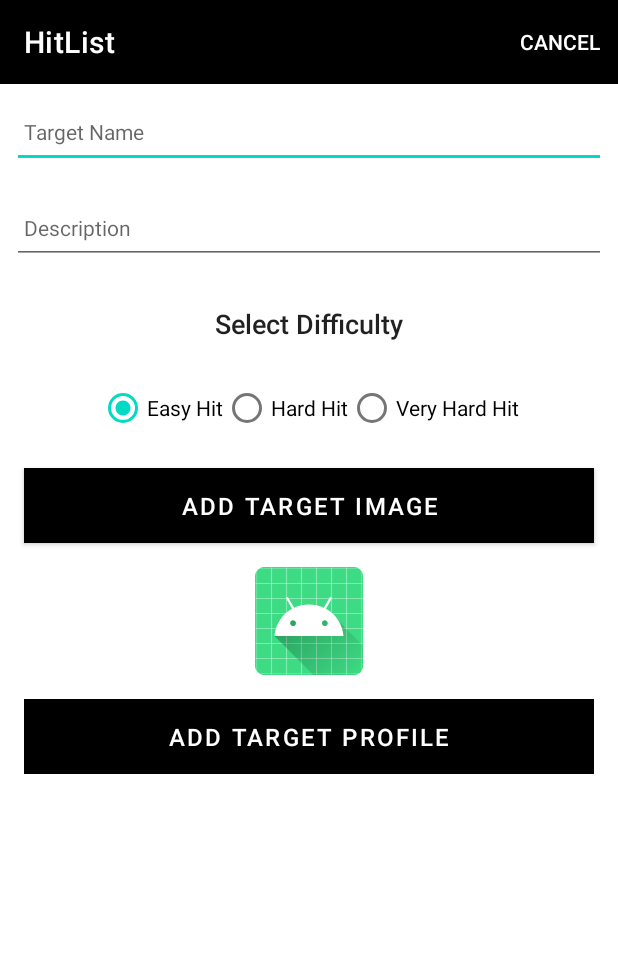
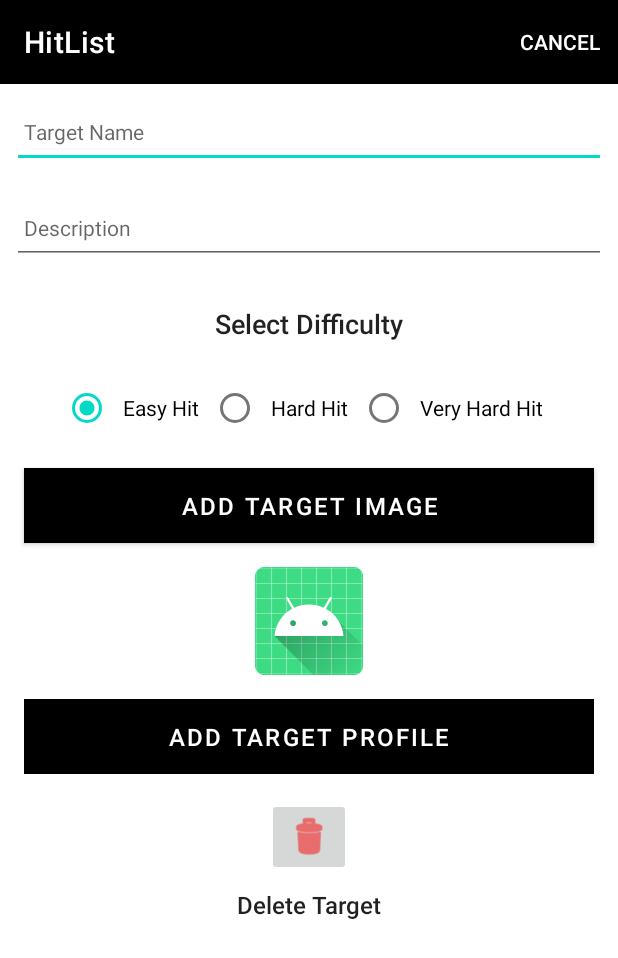
Before and after one commit to Toma5OD/HitList, an Android app: the HitActivity screen opened directly, with no data from a screen before it, on a phone screen of 412 x 824 dp. Shown: the top 958 px of the screen. Run offline under Robolectric (Android 15) with nearby library versions, the phone set to English and light mode, and no system bars; our stand-ins replace Picasso, Timber; 1 statement that could not run was skipped.

Commit message:
Delete function added to HitActivity
Delete only for current session and will re populate deleted data on re run of the application.

```diff
--- a/app/src/main/java/ie/setu/hitlist/models/HitStore.kt
+++ b/app/src/main/java/ie/setu/hitlist/models/HitStore.kt
@@ -4,4 +4,5 @@ interface HitStore {
     fun findAll(): List<HitModel>
     fun create(target: HitModel)
     fun update(target: HitModel)
+    fun delete(target: HitModel)
 }
--- a/app/src/main/res/layout/activity_hit.xml
+++ b/app/src/main/res/layout/activity_hit.xml
@@ -3,8 +3,8 @@
     xmlns:android="http://schemas.android.com/apk/res/android"
     xmlns:app="http://schemas.android.com/apk/res-auto"
     xmlns:tools="http://schemas.android.com/tools"
-    android:layout_width="match_parent"
-    android:layout_height="match_parent"
+    android:layout_width="wrap_content"
+    android:layout_height="wrap_content"
     tools:context="ie.setu.hitlist.activities.HitActivity">
     <RelativeLayout
         android:layout_width="match_parent"
@@ -78,16 +78,19 @@
                         android:layout_width="wrap_content"
                         android:layout_height="wrap_content"
                         android:checked="true"
+                        android:padding="8dp"
                         android:text="@string/easy" />
                     <RadioButton
                         android:id="@+id/hardBtn"
                         android:layout_width="wrap_content"
                         android:layout_height="wrap_content"
+                        android:padding="8dp"
                         android:text="@string/hard" />
                     <RadioButton
                         android:id="@+id/veryHardBtn"
                         android:layout_width="wrap_content"
                         android:layout_height="wrap_content"
+                        android:padding="8dp"
                         android:text="@string/very_hard" />
                 </RadioGroup>
                 <Button
@@ -118,6 +121,22 @@
                     android:text="@string/button_addTarget"
                     android:textColor="@color/colorPrimary"
                     android:textSize="16sp" />
+                <ImageButton
+                    android:id="@+id/deleteTargetbtn"
+                    android:layout_width="wrap_content"
+                    android:layout_height="wrap_content"
+                    android:layout_gravity="center"
+                    app:srcCompat="@android:drawable/ic_menu_delete"
+                    app:tint="@color/customRedError" />
+                <TextView
+                    android:id="@+id/DeleteTargetText"
+                    android:layout_width="wrap_content"
+                    android:layout_height="wrap_content"
+                    android:layout_gravity="center"
+                    android:padding="8dp"
+                    android:text="Delete Target"
+                    android:textAppearance="@style/TextAppearance.AppCompat.Body2"
+                    android:textSize="16sp" />
             </LinearLayout>
         </ScrollView>
     </RelativeLayout>
--- a/app/src/main/res/values/strings.xml
+++ b/app/src/main/res/values/strings.xml
@@ -4,6 +4,7 @@
     <string name="hint_targetTitle">Target Name</string>
     <string name="hint_targetDescription">Description </string>
     <string name="menu_addTarget">Add</string>
+    <string name="button_deleteTarget">Delete Target</string>
     <string name="menu_cancelTarget">Cancel</string>
     <string name="enter_hitTarget_title">Please enter a target name</string>
     <string name="save_target"> Save Target</string>
```
Also changed, not shown: app/src/main/java/ie/setu/hitlist/activities/HitActivity.kt (+9 -0 lines), app/src/main/java/ie/setu/hitlist/models/HitJSONStore.kt (+10 -0 lines), app/src/main/java/ie/setu/hitlist/models/HitMemStore.kt (+10 -0 lines), app/src/main/res/layout/card_hittarget.xml (+0 -10 lines).
